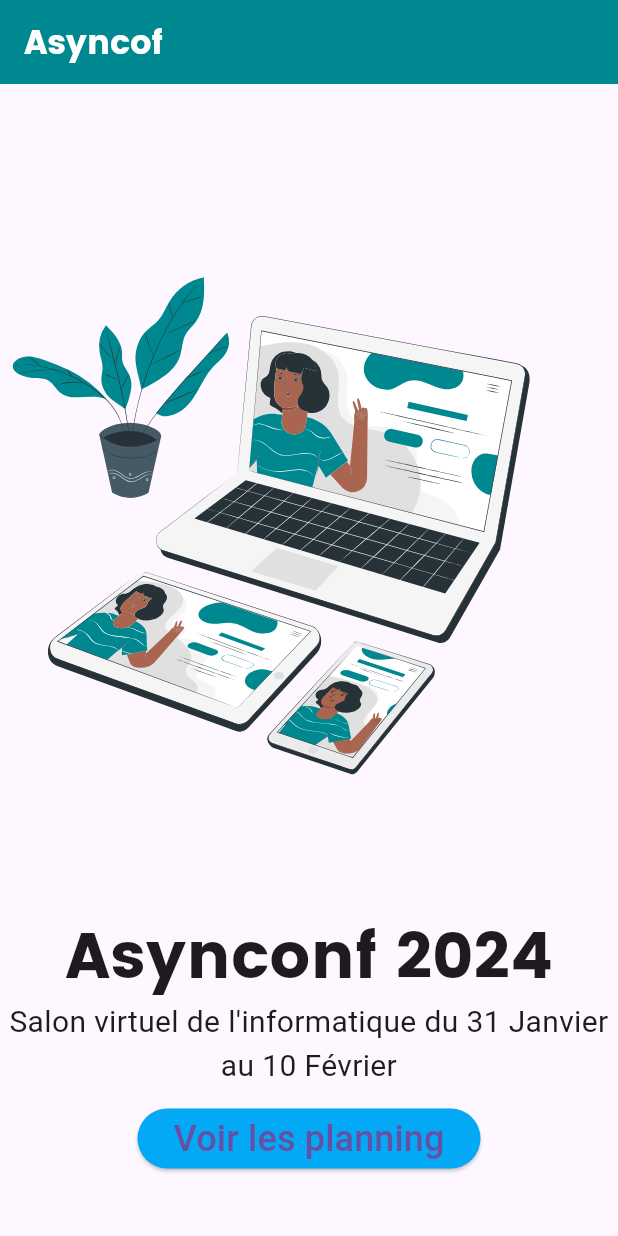
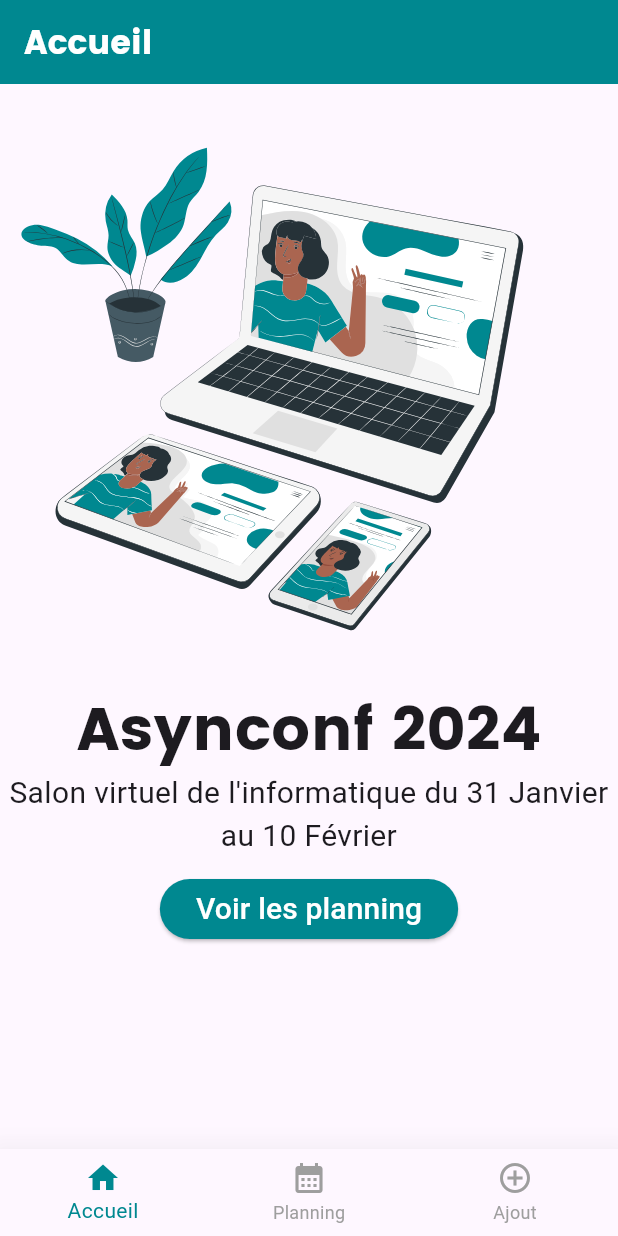
Before and after one commit to elhadji-mamadou-sarr/asynconf, a Flutter app: the screen it shows after launch, on a phone screen of 412 x 824 dp. Run offline on Flutter 3.47's test engine with Material 3 defaults, Android fonts, the phone set to English and light mode, and no system bars; our stand-ins replace cloud_firestore, date_field, firebase_core, flutter_svg; accounts and stored records are empty.

Commit message:
Formulaire d'ajout et connection à Firebase

```diff
--- a/lib/main.dart
+++ b/lib/main.dart
@@ -1,29 +1,95 @@
 
+import 'package:asynconf/pages/add_event_page.dart';
+import 'package:asynconf/pages/event_pages.dart';
 import 'package:flutter/material.dart';
 import 'package:asynconf/pages/home_pages.dart';
+import 'package:firebase_core/firebase_core.dart';
+import 'firebase_options.dart';
 
-void main() {
+// ...
+
+
+
+void main() async{
+
+  WidgetsFlutterBinding.ensureInitialized();
+
+  await Firebase.initializeApp(
+    options: DefaultFirebaseOptions.currentPlatform,
+  );
+
   runApp(const MyApp());
 }
 
-class MyApp extends StatelessWidget {
+
+class MyApp extends StatefulWidget {
   const MyApp({super.key});
 
-  // This widget is the root of your application.
+  @override
+  State<MyApp> createState() => _MyAppState();
+}
+
+class _MyAppState extends State<MyApp> {
+
+  int _currentIndex = 0;
+
+  setCurrentIndex(int index){
+    setState(() {
+      _currentIndex = index;
+    });
+  }
+
   @override
   Widget build(BuildContext context) {
     return MaterialApp(
       home: Scaffold(
         appBar: AppBar(
-          title: const Text("Asyncof",
-            style: TextStyle(
-                fontFamily: "Poppins",
-                color: Colors.white
+          title: const [
+            Text("Accueil",
+              style: TextStyle( fontFamily: "Poppins",color: Colors.white),
             ),
-          ),
+            Text("Liste des conférences",
+              style: TextStyle( fontFamily: "Poppins",color: Colors.white),
+            ),
+            Text("Formulaire",
+              style: TextStyle( fontFamily: "Poppins",color: Colors.white),
+            )
+          ][_currentIndex],
           backgroundColor: Color(0xFF008890),
         ),
-        body: HomePage(),
+        body: [
+            HomePage(),
+            EventPage(),
+            AddEventPage()
+        ][_currentIndex],
+
+        bottomNavigationBar: BottomNavigationBar(
+          currentIndex: _currentIndex,
+          onTap: (index) => setCurrentIndex(index),
+          selectedItemColor: Color(0xFF008890),
+          type: BottomNavigationBarType.fixed,
+          unselectedItemColor: Colors.grey,
+
+          elevation: 20,  iconSize: 24,
+
+          items: const  [
+            BottomNavigationBarItem(
+              icon:  Icon(Icons.home),
+              label: 'Accueil',
+            ),
+
+            BottomNavigationBarItem(
+              icon:  Icon(Icons.calendar_month),
+              label: 'Planning',
+            ),
+
+            BottomNavigationBarItem(
+              icon:  Icon(Icons.add_circle_outline),
+              label: 'Ajout',
+            ),
+
+          ],
+        ),
       ),
     );
   }
--- a/lib/pages/home_pages.dart
+++ b/lib/pages/home_pages.dart
@@ -1,3 +1,5 @@
+
+import 'dart:io';
 
 import 'package:asynconf/pages/event_pages.dart';
 import 'package:flutter/material.dart';
@@ -14,26 +16,27 @@ class HomePage extends StatelessWidget {
   @override
   Widget build(BuildContext context) {
     return Center(
-
       child: Column(
-          mainAxisAlignment: MainAxisAlignment.center,
+          mainAxisAlignment: MainAxisAlignment.start,
           children: [
             //   Image.asset("assets/images/rh.png"),
-            SvgPicture.asset("assets/images/logo.svg"),
-            const Padding(padding: EdgeInsets.only(top: 10)),
+            SizedBox(
+              width: 400, height: 400,
+              child: SvgPicture.asset("assets/images/logo.svg"),
+            ),
+            const SizedBox(height: 1),
             const Text("Asynconf 2024",
-              style: TextStyle(fontSize: 42,
-                  fontFamily: "Poppins"
-              ),
+              style: TextStyle(fontSize: 40, fontFamily: "Poppins"),
             ),
             const Text("Salon virtuel de l'informatique du 31 Janvier au 10 Février",
                 style:  TextStyle(fontSize: 20 ),
                 textAlign: TextAlign.center
             ),
-            const Padding(padding: EdgeInsets.only(top: 10)),
+            Padding(padding: EdgeInsets.only(top: 10)),
+
             ElevatedButton(
               style: const ButtonStyle(
-                  backgroundColor: MaterialStatePropertyAll(Colors.lightBlue)
+                  backgroundColor: MaterialStatePropertyAll(Color(0xFF008890))
               ),
               onPressed: () {
                 Navigator.push(
@@ -44,9 +47,7 @@ class HomePage extends StatelessWidget {
                 );
               },
               child: const Text("Voir les planning",
-                style: TextStyle(
-                  fontSize: 24,
-                ),
+                style: TextStyle(fontSize: 20, color: Colors.white ),
               ),
             ),
           ]
--- a/pubspec.yaml
+++ b/pubspec.yaml
@@ -35,6 +35,10 @@ dependencies:
   # The following adds the Cupertino Icons font to your application.
   # Use with the CupertinoIcons class for iOS style icons.
   cupertino_icons: ^1.0.2
+  date_field: ^4.0.1
+  firebase_core: ^2.25.3
+  cloud_firestore: ^4.15.3
+  intl: ^0.18.1
 
 dev_dependencies:
   flutter_test:
```
Also changed, not shown: lib/pages/add_event_page.dart (added, +147 -0 lines), lib/pages/event_pages.dart (+35 -24 lines), assets/images/elhadji.png (renamed from assets/images/elhadji.jpg), lib/firebase_options.dart (added), pubspec.lock, 4 other files.
